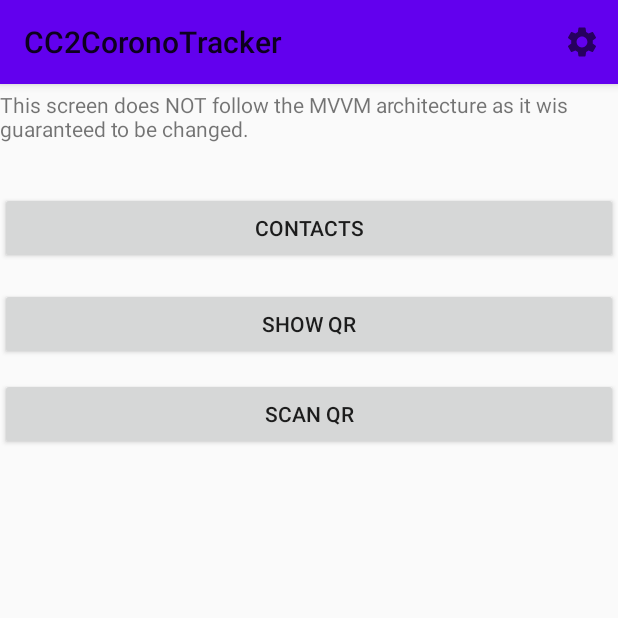
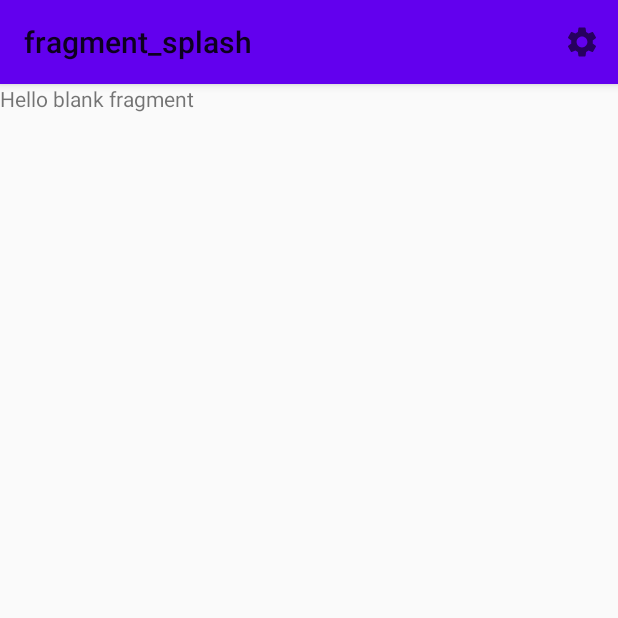
Before and after one commit to UniAdrian/CC2CoronoTracker, an Android app: the screen it shows after launch (MainActivity), on a phone screen of 412 x 824 dp, the top half of it. Run offline under Robolectric (Android 15) with nearby library versions, the phone set to English and light mode, and no system bars; our stand-ins replace Dagger/Hilt's generated code, navigation-ui; 1 statement that could not run was skipped.

Commit message:
Adding all the on boarding fragments

```diff
--- /dev/null
+++ b/app/src/main/java/de/uni/cc2coronotracker/ui/views/splash/SplashFragment.java
@@ -0,0 +1,20 @@
+package de.uni.cc2coronotracker.ui.views.splash;
+
+import android.os.Bundle;
+
+import androidx.fragment.app.Fragment;
+
+import android.view.LayoutInflater;
+import android.view.View;
+import android.view.ViewGroup;
+
+import de.uni.cc2coronotracker.R;
+
+public class SplashFragment extends Fragment {
+    @Override
+    public View onCreateView(LayoutInflater inflater, ViewGroup container,
+                             Bundle savedInstanceState) {
+        // Inflate the layout for this fragment
+        return inflater.inflate(R.layout.fragment_splash, container, false);
+    }
+}
--- /dev/null
+++ b/app/src/main/res/layout/fragment_splash.xml
@@ -0,0 +1,14 @@
+<?xml version="1.0" encoding="utf-8"?>
+<FrameLayout xmlns:android="http://schemas.android.com/apk/res/android"
+    xmlns:tools="http://schemas.android.com/tools"
+    android:layout_width="match_parent"
+    android:layout_height="match_parent"
+    tools:context=".ui.views.splash.SplashFragment">
+
+    <!-- TODO: Update blank fragment layout -->
+    <TextView
+        android:layout_width="match_parent"
+        android:layout_height="match_parent"
+        android:text="@string/hello_blank_fragment" />
+
+</FrameLayout>
--- a/app/src/main/res/navigation/navgraph.xml
+++ b/app/src/main/res/navigation/navgraph.xml
@@ -3,7 +3,7 @@
     xmlns:app="http://schemas.android.com/apk/res-auto"
     xmlns:tools="http://schemas.android.com/tools"
     android:id="@+id/navgraph"
-    app:startDestination="@id/startScreen">
+    app:startDestination="@id/splashFragment">
 
     <action
         android:id="@+id/action_global_preferences"
@@ -63,4 +63,31 @@
         android:id="@+id/preferencesFragment"
         android:name="de.uni.cc2coronotracker.ui.views.PreferencesFragment"
         android:label="@string/preferences" />
+    <fragment
+        android:id="@+id/splashFragment"
+        android:name="de.uni.cc2coronotracker.ui.views.splash.SplashFragment"
+        android:label="fragment_splash"
+        tools:layout="@layout/fragment_splash" >
+        <action
+            android:id="@+id/action_splashFragment_to_startScreen"
+            app:destination="@id/startScreen"
+            app:popUpTo="@id/splashFragment"
+            app:popUpToInclusive="true" />
+        <action
+            android:id="@+id/action_splashFragment_to_onBoardingFragment"
+            app:destination="@id/onBoardingFragment"
+            app:popUpTo="@id/splashFragment"
+            app:popUpToInclusive="true" />
+    </fragment>
+    <fragment
+        android:id="@+id/onBoardingFragment"
+        android:name="de.uni.cc2coronotracker.ui.views.onboarding.OnBoardingFragment"
+        android:label="fragment_on_boarding"
+        tools:layout="@layout/fragment_on_boarding" >
+        <action
+            android:id="@+id/action_onBoardingFragment_to_startScreen"
+            app:destination="@id/startScreen"
+            app:popUpTo="@id/onBoardingFragment"
+            app:popUpToInclusive="true" />
+    </fragment>
 </navigation>
```
Also changed, not shown: app/src/main/java/de/uni/cc2coronotracker/ui/views/onboarding/OnBoardingFragment.java (added, +21 -0 lines), app/src/main/java/de/uni/cc2coronotracker/ui/views/onboarding/pages/OnBoardingFirstFragment.java (added, +20 -0 lines), app/src/main/java/de/uni/cc2coronotracker/ui/views/onboarding/pages/OnBoardingSecondFragment.java (added, +21 -0 lines), app/src/main/java/de/uni/cc2coronotracker/ui/views/onboarding/pages/OnBoardingThirdFragment.java (added, +21 -0 lines), app/src/main/res/layout/fragment_on_boarding.xml (added, +14 -0 lines), app/src/main/res/layout/fragment_on_boarding_first.xml (added, +14 -0 lines), app/src/main/res/layout/fragment_on_boarding_second.xml (added, +14 -0 lines), app/src/main/res/layout/fragment_on_boarding_third.xml (added, +14 -0 lines).
